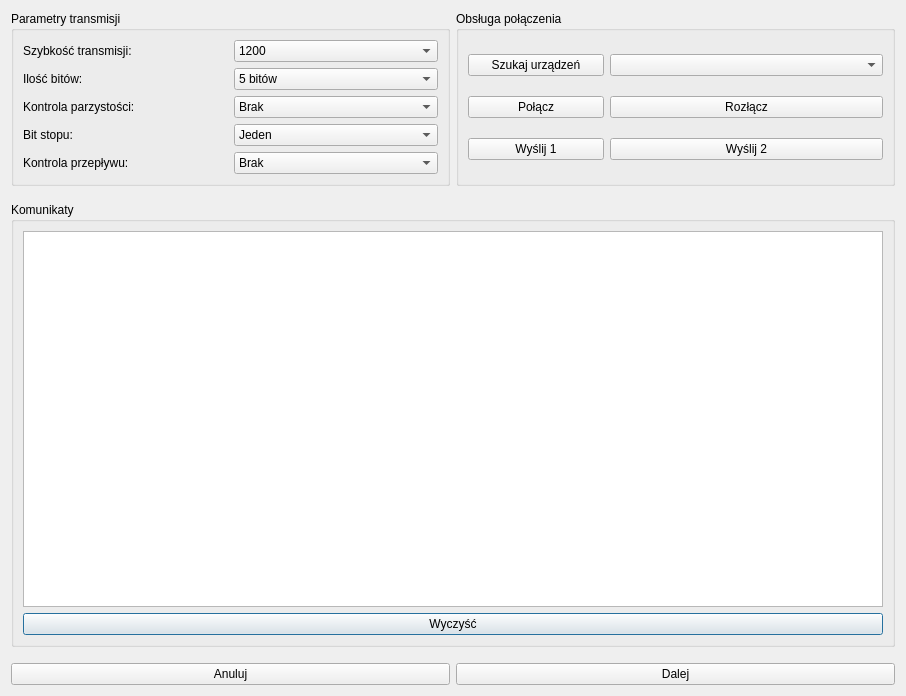
First picture: the form in BBot/ui/communicationwindow.ui, repository AdamKrzykala/Balancing-robot-STM32-Qt5-App, before the edit.
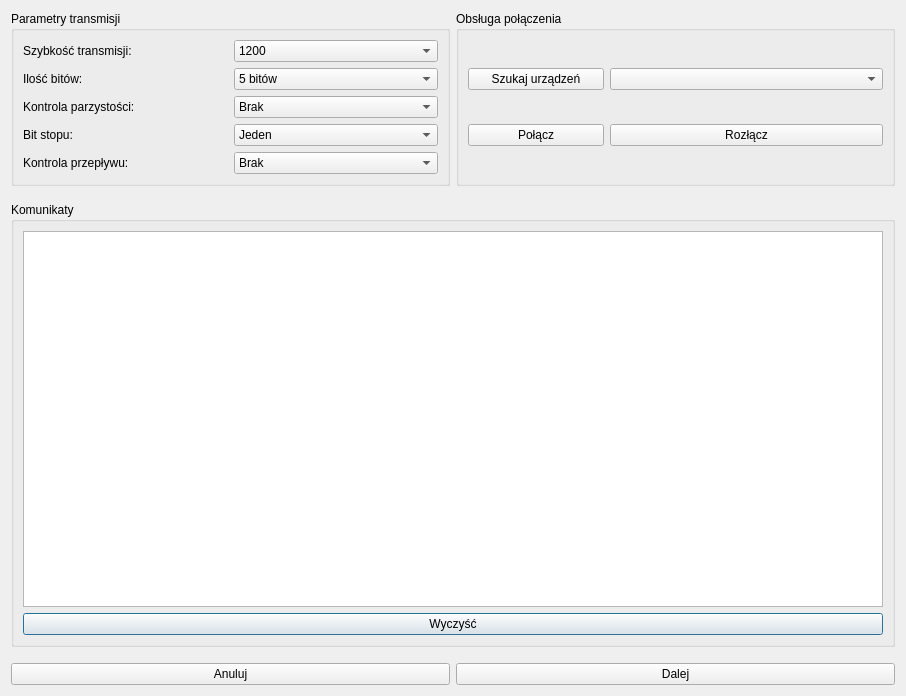
Second picture: the form after the edit.

What changed in the file:
```diff
--- a/BBot/ui/communicationwindow.ui
+++ b/BBot/ui/communicationwindow.ui
@@ -295,20 +295,6 @@
         </property>
        </widget>
       </item>
-      <item row="2" column="0">
-       <widget class="QPushButton" name="pushButton_Send1">
-        <property name="text">
-         <string>Wyślij 1</string>
-        </property>
-       </widget>
-      </item>
-      <item row="2" column="1" colspan="2">
-       <widget class="QPushButton" name="pushButton_Send2">
-        <property name="text">
-         <string>Wyślij 2</string>
-        </property>
-       </widget>
-      </item>
       <item row="0" column="0">
        <widget class="QPushButton" name="pushButton_Search">
         <property name="text">
```
